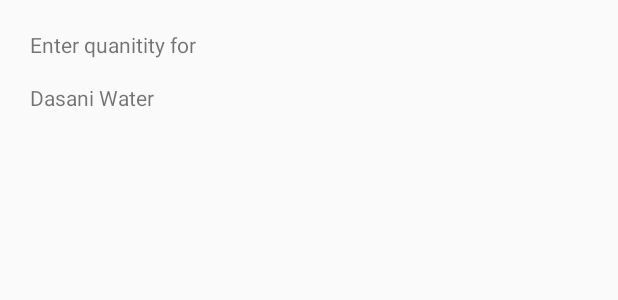
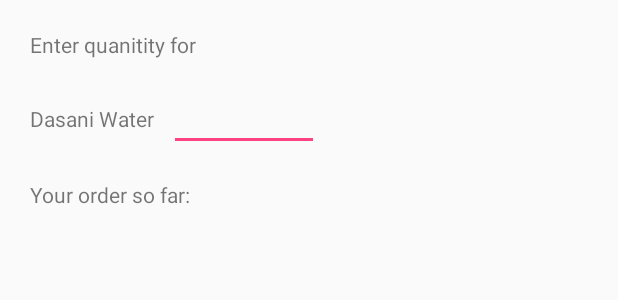
Before and after one commit to Deathman5000/MyStore, an Android app: the layout create_table.xml on its own in the app's theme, with its tools: preview values and no code run, on a phone screen of 412 x 824 dp. Shown: the top 300 px of the screen. Run offline under Robolectric (Android 15) with nearby library versions, the phone set to English and light mode, and no system bars.

Commit message:
when you click a product, it goes to the second xml file/ java file, but I cannot get it to override the text to the right product and have not tried to take the quantity entered or anything.

```diff
--- a/app/src/main/AndroidManifest.xml
+++ b/app/src/main/AndroidManifest.xml
@@ -16,6 +16,8 @@
                 <category android:name="android.intent.category.LAUNCHER" />
             </intent-filter>
         </activity>
+        <activity android:name=".TableValues"></activity>
+        <activity android:name=".CreateTable"></activity>
     </application>
 
 </manifest>
--- a/app/src/main/res/layout/create_table.xml
+++ b/app/src/main/res/layout/create_table.xml
@@ -11,13 +11,57 @@
         android:layout_marginLeft="20dp"
         android:text="Enter quanitity for"
         />
+
+
+    <LinearLayout
+        android:layout_width="wrap_content"
+        android:layout_height="wrap_content"
+        >
+        <TextView
+            android:layout_width="wrap_content"
+            android:layout_height="wrap_content"
+            android:layout_marginTop="55dp"
+            android:layout_marginLeft="20dp"
+            android:text="Dasani Water"
+            android:id="@+id/item_selected"
+            />
+        <EditText
+            android:layout_width="100dp"
+            android:layout_height="wrap_content"
+            android:layout_marginTop="55dp"
+            android:layout_marginLeft="10dp"
+            android:focusable="true"
+            android:id="@+id/user_quantity"
+            />
+    </LinearLayout>
+
     <TextView
-        android:layout_width="match_parent"
-        android:layout_height="match_parent"
-        android:layout_marginTop="55dp"
+        android:layout_width="wrap_content"
+        android:layout_height="wrap_content"
+        android:layout_marginTop="120dp"
         android:layout_marginLeft="20dp"
-        android:text="Dasani Water"
+        android:text="Your order so far:"
         />
 
+    <TableLayout
+        android:layout_width="wrap_content"
+        android:layout_height="wrap_content"
+        >
+        <TextView
+            android:layout_width="130dp"
+            android:layout_height="400dp"
+            android:layout_marginTop="150dp"
+            android:layout_marginLeft="20dp"
+            android:id="@+id/table_product"
+        />
+        <TextView
+            android:layout_width="50dp"
+            android:layout_height="400dp"
+            android:layout_marginTop="150dp"
+            android:layout_marginLeft="160dp"
+            android:id="@+id/table_quantity"
+            />
+
+    </TableLayout>
 
 </RelativeLayout>
```
Also changed, not shown: app/src/main/java/com/example/kb974609/mystore/CreateTable.java (+39 -0 lines).
